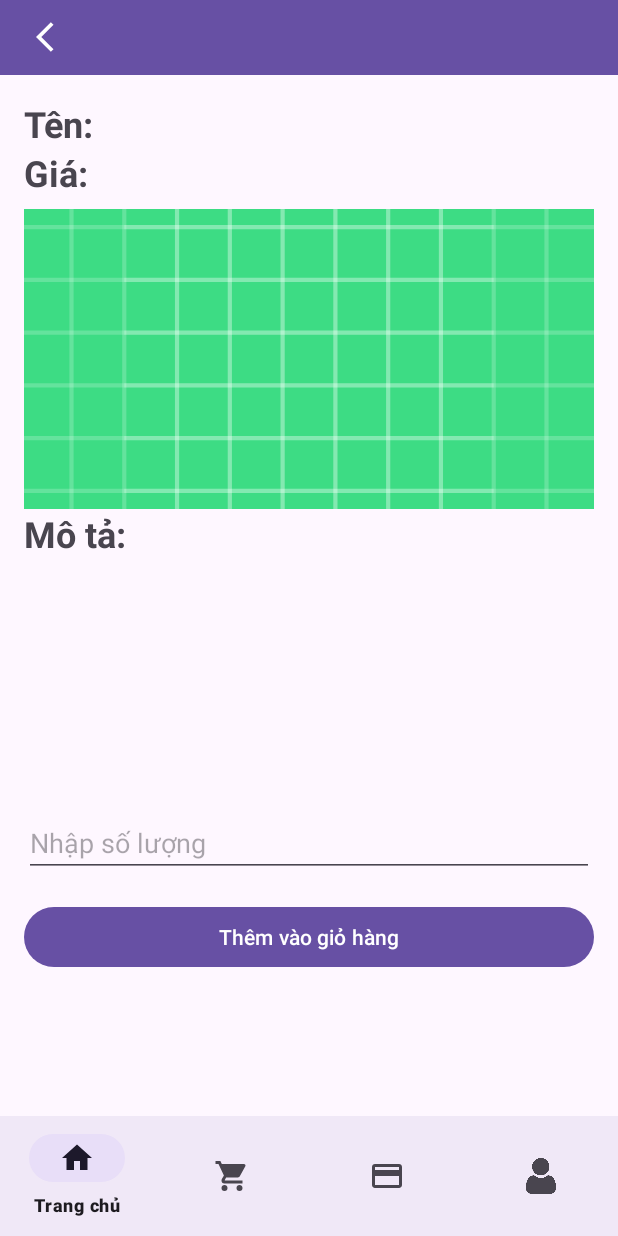
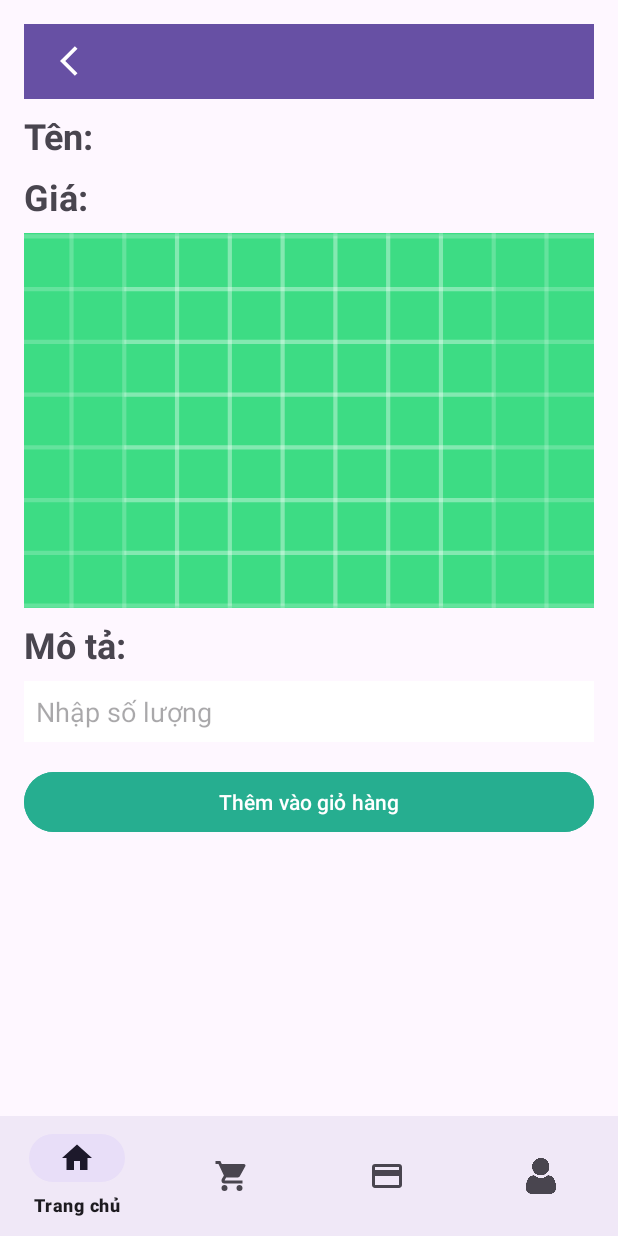
Before and after one commit to tamminh117/PRM392_BookSelling, an Android app: the ProductDetailFragment screen opened through its navigation route, on a phone screen of 412 x 824 dp. Run offline under Robolectric (Android 15) with nearby library versions, the phone set to English and light mode, and no system bars; our stand-ins replace Firebase (no records; nobody signed in at launch, a user with empty details on screens opened directly), navigation-ui.

```diff
--- a/app/src/main/java/com/example/bookstore/MainActivity.java
+++ b/app/src/main/java/com/example/bookstore/MainActivity.java
@@ -36,6 +36,7 @@ public class MainActivity extends AppCompatActivity {
         editTextPassword = findViewById(R.id.password_input);
         logIn = findViewById(R.id.login_btn);
         signUp = findViewById(R.id.signup_textview);
+
 
         // Set up the sign-up click listener
         signUp.setOnClickListener(v -> {
--- a/app/src/main/java/com/example/bookstore/adapter/ProductAdapter.java
+++ b/app/src/main/java/com/example/bookstore/adapter/ProductAdapter.java
@@ -49,12 +49,11 @@ public class ProductAdapter extends ArrayAdapter<Product> {
         nameTextView.setText(product.getName());
         priceTextView.setText(String.format("$%.2f", product.getPrice()));  // Display price as $xx.xx
 
-        // Use Glide to load the product image from URL
         Glide.with(context)
                 .load(product.getImageUrl())  // URL of the product image
                 .placeholder(R.drawable.ic_launcher_foreground)  // Placeholder image when loading
                 .error(R.drawable.error_image)  // Error image if loading fails
-                .into(imageView);
+                .into(imageView);  // Load the image into the ImageView
 
         return convertView;
     }
--- a/app/src/main/res/layout/dialog_product.xml
+++ b/app/src/main/res/layout/dialog_product.xml
@@ -101,7 +101,7 @@
             android:id="@+id/buttonUploadImage"
             android:layout_width="match_parent"
             android:layout_height="wrap_content"
-            android:text="Ảnh"
+            android:text="Tải Ảnh Lên"
             android:layout_marginBottom="16dp"
             app:icon="@android:drawable/ic_menu_upload"/>
 
--- a/app/src/main/res/layout/fragment_product_detail.xml
+++ b/app/src/main/res/layout/fragment_product_detail.xml
@@ -3,11 +3,10 @@
     android:orientation="vertical"
     android:layout_width="match_parent"
     android:layout_height="match_parent"
-    android:fitsSystemWindows="true">
+    android:fitsSystemWindows="true"
+    android:padding="16dp">
 
-    <!-- Toolbar without padding -->
-
-    <!-- Content container with padding -->
+    <!-- Toolbar -->
     <androidx.appcompat.widget.Toolbar
         android:id="@+id/toolbar"
         android:layout_width="match_parent"
@@ -21,42 +20,42 @@
             android:background="?attr/selectableItemBackgroundBorderless"
             android:padding="8dp"
             android:src="@drawable/ic_back" />
-
     </androidx.appcompat.widget.Toolbar>
 
     <LinearLayout
         android:layout_width="match_parent"
         android:layout_height="match_parent"
         android:orientation="vertical"
-        android:padding="16dp">
+        android:paddingTop="8dp">
 
+        <!-- Product Name -->
         <LinearLayout
             android:layout_width="match_parent"
             android:layout_height="wrap_content"
             android:orientation="horizontal">
 
             <TextView
-                android:layout_width="160dp"
+                android:layout_width="wrap_content"
                 android:layout_height="wrap_content"
                 android:textSize="24sp"
                 android:textStyle="bold"
                 android:text="Tên: "
-                android:layout_weight="1"/>
+                android:layout_weight="1" />
 
             <TextView
                 android:id="@+id/product_name_detail"
-                android:layout_width="wrap_content"
+                android:layout_width="0dp"
                 android:layout_height="wrap_content"
                 android:textSize="24sp"
-                android:layout_weight="1"/>
-
+                android:layout_weight="3" />
         </LinearLayout>
 
+        <!-- Product Price -->
         <LinearLayout
             android:layout_width="match_parent"
             android:layout_height="wrap_content"
             android:orientation="horizontal"
-            android:weightSum="10">
+            android:layout_marginTop="8dp">
 
             <TextView
                 android:layout_width="wrap_content"
@@ -64,70 +63,76 @@
                 android:textSize="24sp"
                 android:textStyle="bold"
                 android:text="Giá: "
-                android:layout_weight="1"/>
+                android:layout_weight="1" />
 
             <TextView
                 android:id="@+id/product_price_detail"
-                android:layout_width="wrap_content"
-                android:layout_height="match_parent"
-                android:layout_weight="9"
+                android:layout_width="0dp"
+                android:layout_height="wrap_content"
+                android:layout_weight="3"
                 android:textColor="#f0a235"
                 android:textSize="20sp" />
-
         </LinearLayout>
 
+        <!-- Product Image -->
         <ImageView
             android:id="@+id/product_image_detail"
             android:layout_width="match_parent"
-            android:layout_height="200dp"
+            android:layout_height="250dp"
             android:scaleType="centerCrop"
             android:src="@drawable/ic_launcher_background"
             android:layout_marginTop="8dp"/>
 
+        <!-- Product Description and Quantity -->
         <LinearLayout
             android:layout_width="match_parent"
             android:layout_height="wrap_content"
-            android:orientation="vertical">
+            android:orientation="vertical"
+            android:layout_marginTop="8dp">
+
             <LinearLayout
                 android:layout_width="match_parent"
-                android:layout_height="200dp"
-                android:orientation="horizontal"
-                android:layout_weight="1">
+                android:layout_height="wrap_content"
+                android:orientation="horizontal">
 
                 <TextView
-                    android:layout_width="150dp"
+                    android:layout_width="wrap_content"
                     android:layout_height="wrap_content"
                     android:textSize="24sp"
                     android:textStyle="bold"
                     android:text="Mô tả: "
-                    android:layout_weight="1"/>
+                    android:layout_weight="1" />
 
                 <TextView
                     android:id="@+id/product_description"
-                    android:layout_width="wrap_content"
+                    android:layout_width="0dp"
                     android:layout_height="wrap_content"
-                    android:textSize="16sp"
+                    android:textSize="20dp"
                     android:textColor="@android:color/darker_gray"
-                    android:layout_weight="1"/>
+                    android:layout_weight="3" />
             </LinearLayout>
 
-            <!-- EditText để chọn số lượng -->
+            <!-- Quantity EditText -->
             <EditText
                 android:id="@+id/quantity_edit_text"
                 android:layout_width="match_parent"
                 android:layout_height="wrap_content"
                 android:hint="Nhập số lượng"
-                android:layout_weight="1"
-                android:inputType="number"/>
+                android:inputType="number"
+                android:layout_marginTop="8dp"
+                android:padding="8dp"
+                android:background="@color/white" />
         </LinearLayout>
 
-            <!-- Nút thêm vào giỏ hàng -->
-            <Button
-                android:id="@+id/add_to_cart_button"
-                android:layout_width="match_parent"
-                android:layout_height="wrap_content"
-                android:text="Thêm vào giỏ hàng"
-                android:layout_marginTop="16dp"/>
+        <!-- Add to Cart Button -->
+        <Button
+            android:id="@+id/add_to_cart_button"
+            android:layout_width="match_parent"
+            android:layout_height="wrap_content"
+            android:layout_marginTop="16dp"
+            android:backgroundTint="@color/btn_login"
+            android:text="Thêm vào giỏ hàng"
+            android:textColor="@android:color/white" />
 
     </LinearLayout>
 </LinearLayout>
--- a/gradle/libs.versions.toml
+++ b/gradle/libs.versions.toml
@@ -1,5 +1,5 @@
 [versions]
-agp = "8.6.0"
+agp = "8.4.0"
 junit = "4.13.2"
 junitVersion = "1.2.1"
 espressoCore = "3.6.1"
```
Also changed, not shown: app/src/main/res/layout/cart_item.xml (+43 -21 lines), app/src/main/res/layout/fragment_cart.xml (+6 -2 lines), app/src/main/res/layout/transaction_item.xml (+11 -5 lines).
